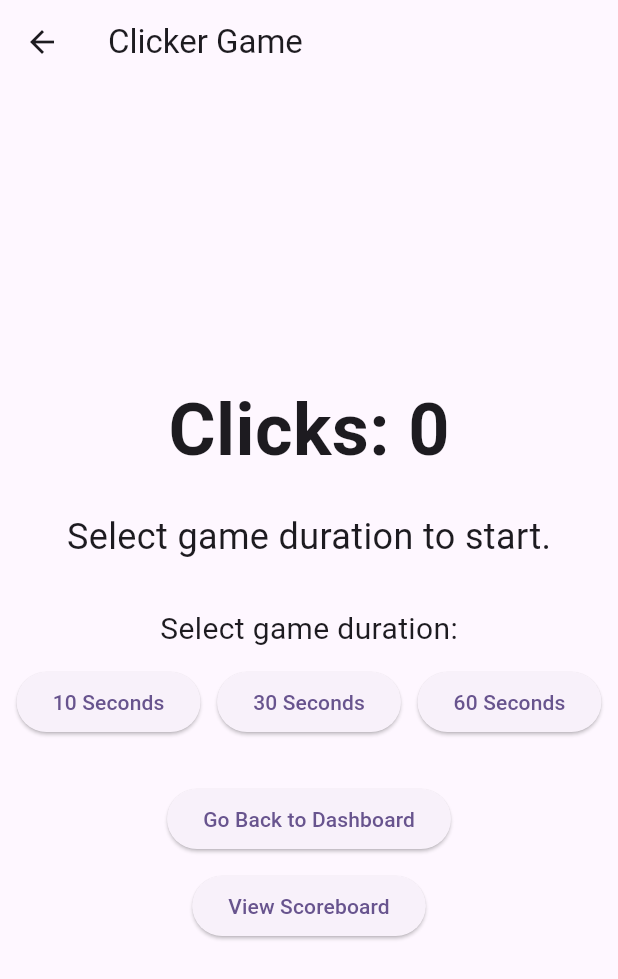
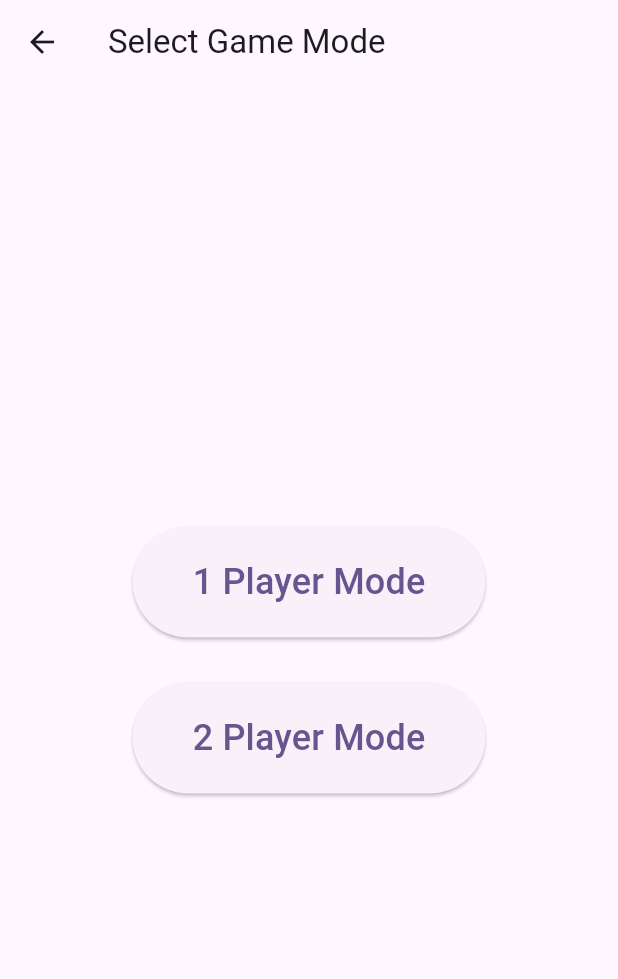
Before and after one commit to mongoemon/flutterexample, a Flutter app: the DashboardScreen screen opened directly with empty values, item 2 of the bottom bar chosen, after a tap on "Simple Clicker Game", on a phone screen of 412 x 824 dp. Shown: the top 979 px of the screen. Run offline on Flutter 3.47's test engine with Material 3 defaults, Android fonts, the light colour scheme and no system bars; our stand-ins replace shared_preferences; accounts and stored records are empty.

Commit message:
first apk build and adjust game

```diff
--- /dev/null
+++ b/lib/clicker_game_mode_selection_screen.dart
@@ -0,0 +1,54 @@
+import 'package:flutter/material.dart';
+import 'package:my_flutter_project/clicker_game_screen.dart';
+
+enum GameMode {
+  onePlayer,
+  twoPlayer,
+}
+
+class ClickerGameModeSelectionScreen extends StatelessWidget {
+  @override
+  Widget build(BuildContext context) {
+    return Scaffold(
+      appBar: AppBar(
+        title: Text('Select Game Mode'),
+      ),
+      body: Center(
+        child: Column(
+          mainAxisAlignment: MainAxisAlignment.center,
+          children: [
+            ElevatedButton(
+              onPressed: () {
+                Navigator.push(
+                  context,
+                  MaterialPageRoute(
+                    builder: (context) => ClickerGameScreen(gameMode: GameMode.onePlayer),
+                  ),
+                );
+              },
+              child: Text('1 Player Mode', style: TextStyle(fontSize: 24)),
+              style: ElevatedButton.styleFrom(
+                padding: EdgeInsets.symmetric(horizontal: 40, vertical: 20),
+              ),
+            ),
+            SizedBox(height: 30),
+            ElevatedButton(
+              onPressed: () {
+                Navigator.push(
+                  context,
+                  MaterialPageRoute(
+                    builder: (context) => ClickerGameScreen(gameMode: GameMode.twoPlayer),
+                  ),
+                );
+              },
+              child: Text('2 Player Mode', style: TextStyle(fontSize: 24)),
+              style: ElevatedButton.styleFrom(
+                padding: EdgeInsets.symmetric(horizontal: 40, vertical: 20),
+              ),
+            ),
+          ],
+        ),
+      ),
+    );
+  }
+}
--- a/lib/dashboard_screen.dart
+++ b/lib/dashboard_screen.dart
@@ -9,6 +9,7 @@ import 'package:my_flutter_project/credits_screen.dart';
 import 'package:my_flutter_project/network_test_screen.dart';
 import 'package:my_flutter_project/flutter_api_usage_screen.dart';
 import 'package:my_flutter_project/turtle_jump_game_screen.dart';
+import 'package:my_flutter_project/clicker_game_mode_selection_screen.dart';
 
 class DashboardScreen extends StatefulWidget {
   final String username;
@@ -130,7 +131,7 @@ class _DashboardScreenState extends State<DashboardScreen> {
                 SizedBox(height: 20),
                 ElevatedButton(
                   onPressed: () {
-                    Navigator.push(context, MaterialPageRoute(builder: (context) => ClickerGameScreen()));
+                    Navigator.push(context, MaterialPageRoute(builder: (context) => ClickerGameModeSelectionScreen()));
                   },
                   child: Text('Simple Clicker Game'),
                 ),
--- a/lib/main.dart
+++ b/lib/main.dart
@@ -5,6 +5,7 @@ import 'package:my_flutter_project/automation_testing_components_screen.dart';
 import 'package:my_flutter_project/calculator_app_screen.dart';
 import 'package:my_flutter_project/credits_screen.dart';
 import 'package:my_flutter_project/clicker_game_screen.dart';
+import 'package:my_flutter_project/clicker_game_mode_selection_screen.dart';
 
 void main() {
   runApp(const MyApp());
@@ -28,7 +29,7 @@ class MyApp extends StatelessWidget {
         '/automation_components': (context) => AutomationTestingComponentsScreen(),
         '/calculator_app': (context) => CalculatorAppScreen(),
         '/credits': (context) => CreditsScreen(),
-        '/clicker_game': (context) => ClickerGameScreen(),
+        '/clicker_game': (context) => ClickerGameModeSelectionScreen(),
       },
     );
   }
--- a/lib/turtle_jump_game_screen.dart
+++ b/lib/turtle_jump_game_screen.dart
@@ -258,8 +258,10 @@ class _TurtleJumpGameScreenState extends State<TurtleJumpGameScreen> with Single
               ),
             )
           else // Game screen
-            GestureDetector(
+            Positioned.fill(
+              child: GestureDetector(
                 onTap: _jump,
+                behavior: HitTestBehavior.translucent,
                 child: Stack(
                   children: [
                     // Ground
@@ -339,6 +341,7 @@ class _TurtleJumpGameScreenState extends State<TurtleJumpGameScreen> with Single
                   ],
                 ),
               ),
+            ),
         ],
       ),
     );
```
Also changed, not shown: lib/clicker_game_screen.dart (+163 -14 lines), lib/login_screen.dart (+7 -17 lines), 2 other files. Lines whose indentation alone changed are shown as unchanged.
